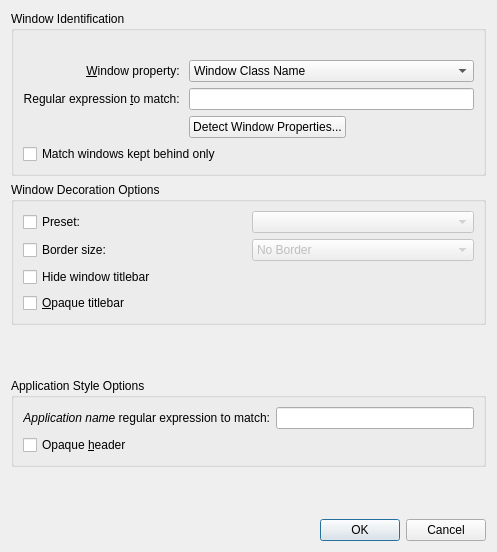
Qt form kdecoration/config/ui/breezeexceptiondialog.ui (paulmcauley/klassy) before a commit.
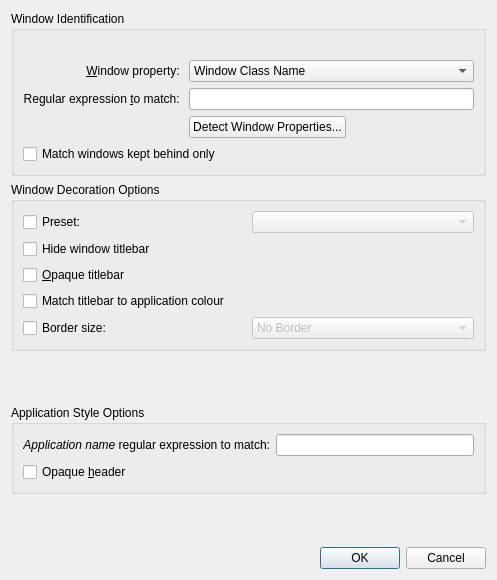
The same form after that commit.

Commit message:
Add "Match titlebar to application colour" option +exception
This effectively implmements automatic header colours for any colour
scheme.

Patch:
```diff
--- a/kdecoration/config/ui/breezeexceptiondialog.ui
+++ b/kdecoration/config/ui/breezeexceptiondialog.ui
@@ -7,7 +7,7 @@
     <x>0</x>
     <y>0</y>
     <width>497</width>
-    <height>552</height>
+    <height>580</height>
    </rect>
   </property>
   <property name="windowTitle">
@@ -106,6 +106,13 @@
       <string>Window Decoration Options</string>
      </property>
      <layout class="QGridLayout" name="gridLayout_3">
+      <item row="0" column="0">
+       <widget class="QCheckBox" name="exceptionPresetCheckBox">
+        <property name="text">
+         <string>Preset:</string>
+        </property>
+       </widget>
+      </item>
       <item row="4" column="0">
        <widget class="QCheckBox" name="opaqueTitleBar">
         <property name="text">
@@ -113,7 +120,14 @@
         </property>
        </widget>
       </item>
-      <item row="1" column="1">
+      <item row="6" column="0">
+       <widget class="QCheckBox" name="borderSizeCheckBox">
+        <property name="text">
+         <string>Border size:</string>
+        </property>
+       </widget>
+      </item>
+      <item row="6" column="1">
        <widget class="QComboBox" name="borderSizeComboBox">
         <property name="enabled">
          <bool>false</bool>
@@ -179,17 +193,10 @@
         </property>
        </widget>
       </item>
-      <item row="0" column="0">
-       <widget class="QCheckBox" name="exceptionPresetCheckBox">
+      <item row="5" column="0">
+       <widget class="QCheckBox" name="exceptionMatchTitleBarToApplicationColor">
         <property name="text">
-         <string>Preset:</string>
-        </property>
-       </widget>
-      </item>
-      <item row="1" column="0">
-       <widget class="QCheckBox" name="borderSizeCheckBox">
-        <property name="text">
-         <string>Border size:</string>
+         <string>Match titlebar to application colour</string>
         </property>
        </widget>
       </item>
```
Left out of the diff: 19 changed lines with no effect on the pictures. The commit also changes 29 other files.
